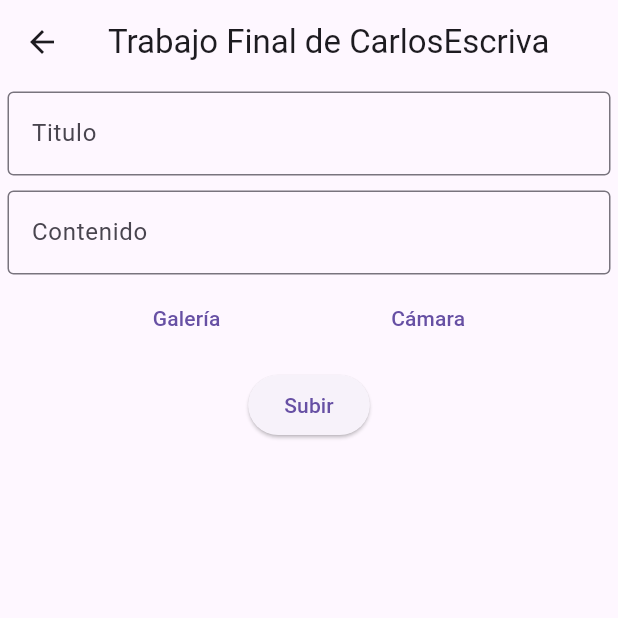
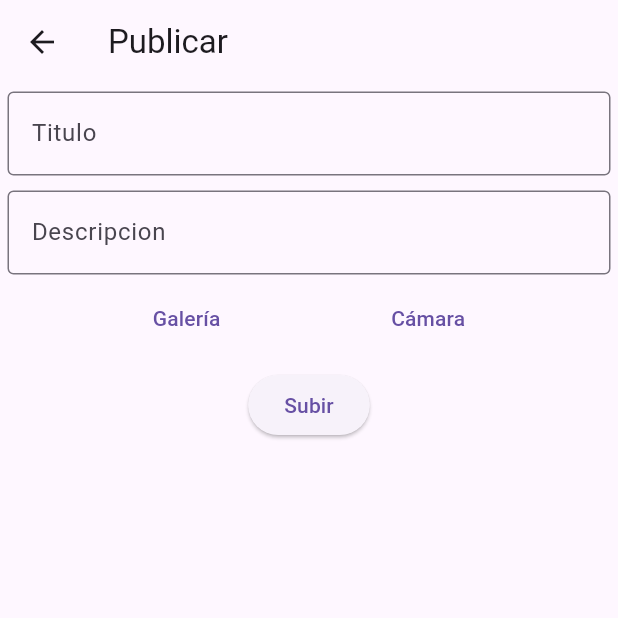
Before and after one commit to CharLyModZz288/trabajoFinal, a Flutter app: the PostCreateView screen opened by its route, on a phone screen of 412 x 824 dp, the top half of it. Run offline on Flutter 3.47's test engine with Material 3 defaults, Android fonts, the phone set to English and light mode, and no system bars; our stand-ins replace cloud_firestore, firebase_auth, firebase_core, firebase_storage, geolocator, google_maps_flutter and 2 more; accounts and stored records are empty; statements that could not run were skipped.

Commit message:
Cambios generales

```diff
--- a/lib/Home/EditarPost.dart
+++ b/lib/Home/EditarPost.dart
@@ -70,7 +70,7 @@ class _EditarPostState extends State<EditarPost> {
             ),
             SizedBox(height: 20),
             Text(
-              "Contenido",
+              "Descripción",
               style: TextStyle(fontSize: 18, fontWeight: FontWeight.bold),
             ),
             SizedBox(height: 4),
--- a/lib/Home/PostCreateView.dart
+++ b/lib/Home/PostCreateView.dart
@@ -115,7 +115,7 @@ class _PostCreateViewState extends State<PostCreateView> {
   @override
   Widget build(BuildContext context) {
     return Scaffold(
-      appBar: AppBar(title: Text(DataHolder().sNombre)),
+      appBar: AppBar(title: Text(DataHolder().sPublicar)),
       body: SingleChildScrollView(
         child: Column(
           children: [
@@ -132,7 +132,7 @@ class _PostCreateViewState extends State<PostCreateView> {
               child: customTextField(
                 tecUsername: tecPost,
                 oscuro: false,
-                sHint: "Contenido",
+                sHint: "Descripcion",
               ),
             ),
             if (_imagePreview != null)
--- a/lib/Singletone/DataHolder.dart
+++ b/lib/Singletone/DataHolder.dart
@@ -16,6 +16,7 @@ class DataHolder {
 
   static final DataHolder _dataHolder = DataHolder._internal();
 
+  String sPublicar="Publicar";
   String sNombre="Trabajo Final de CarlosEscriva";
   FirebaseFirestore db = FirebaseFirestore.instance;
   FirebaseAdmin fbadmin=FirebaseAdmin();
```
